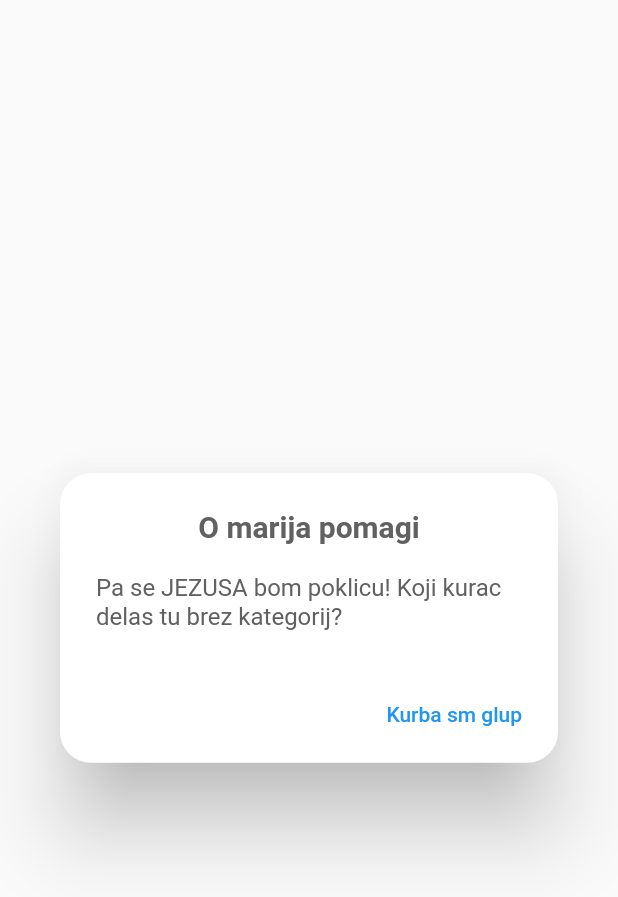
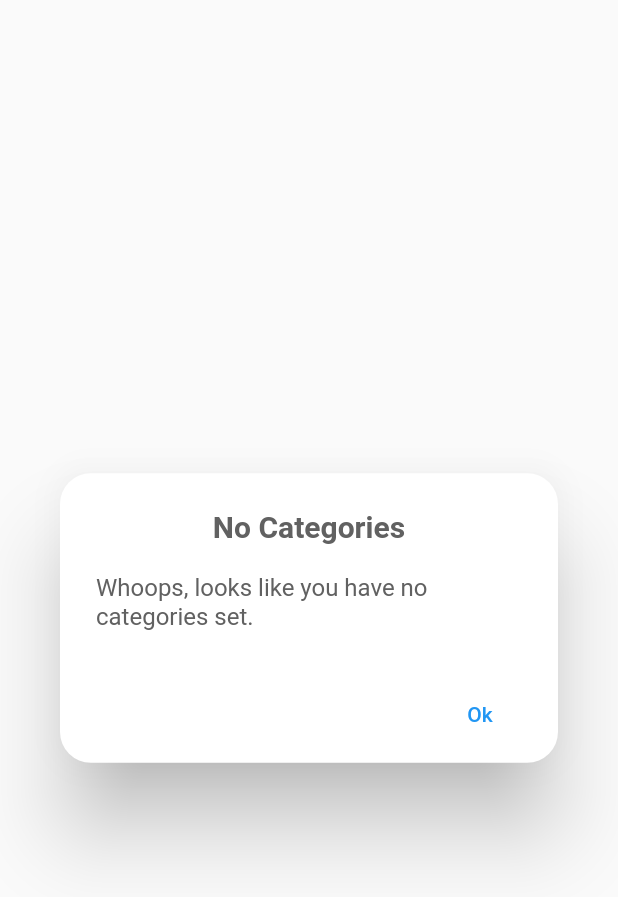
Before and after one commit to jurkko/Budget_Sidekick, a Flutter app: the AddEventCustomDialog widget shown alone on an empty page, opened directly, on a phone screen of 412 x 824 dp. Shown: the top 897 px of the screen. Run offline on Flutter 3.47's test engine with Material 2 defaults, Android fonts, the phone set to English and light mode, and no system bars; our stand-ins replace charts_flutter, cloud_firestore, contacts_service, dartz, firebase_auth, flutter_local_notifications and 6 more; missing offline and left inert: flutter_iconpicker, mailer; accounts and stored records are empty.

Commit message:
Add you have no categories set to events.

```diff
--- a/lib/Screens/Core/features/Events/addEventCustomDialog.dart
+++ b/lib/Screens/Core/features/Events/addEventCustomDialog.dart
@@ -411,20 +411,20 @@ class _addEventCustomDialogState extends State<AddEventCustomDialog> {
                   shape: RoundedRectangleBorder(
                       borderRadius: BorderRadius.circular(width * 0.050)),
                   title: Text(
-                    "O marija pomagi",
+                    "No Categories",
                     textAlign: TextAlign.center,
                     style: TextStyle(
                         fontWeight: FontWeight.bold, color: Colors.grey[700]),
                   ),
                   backgroundColor: Colors.white,
                   content: Text(
-                    "Pa se JEZUSA bom poklicu! Koji kurac delas tu brez kategorij?",
+                    "Whoops, looks like you have no categories set.",
                     style: TextStyle(color: Colors.grey[700]),
                   ),
                   actions: <Widget>[
                     FlatButton(
                       child: Text(
-                        "Kurba sm glup",
+                        "Ok",
                         style: TextStyle(color: Colors.blue),
                       ),
                       onPressed: () {
```
